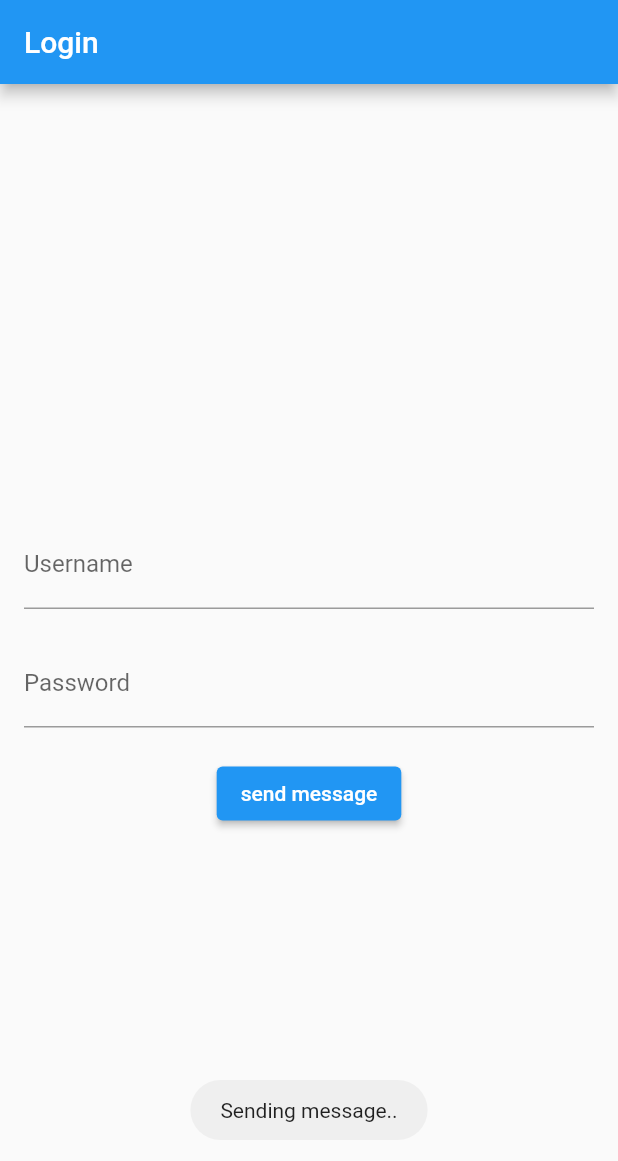
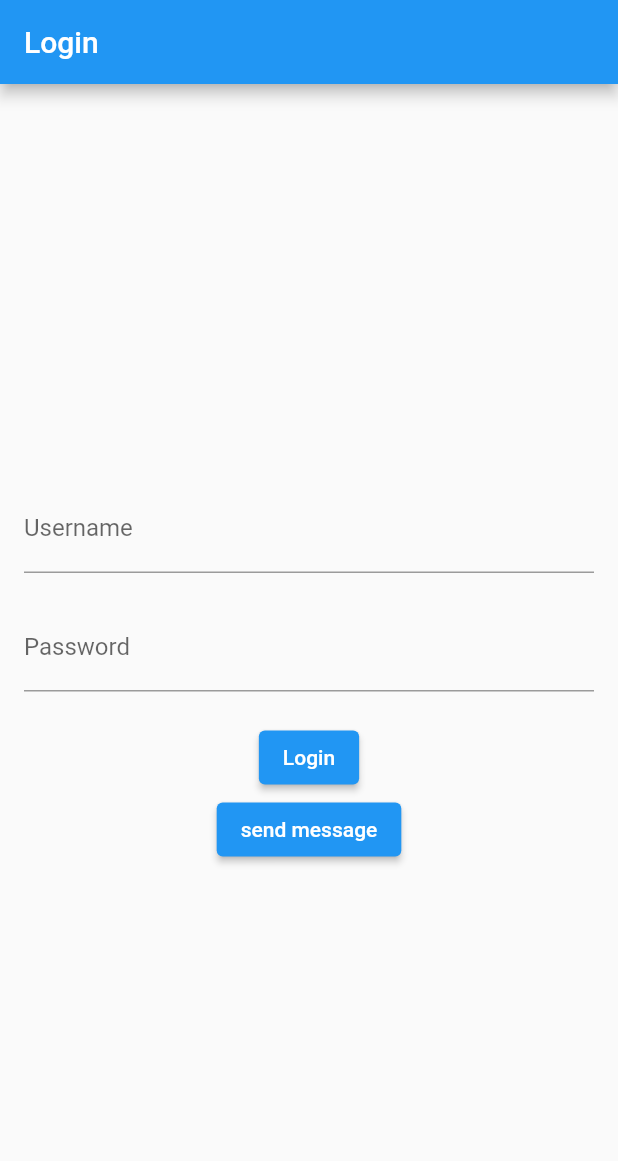
Before and after one commit to Guy-Michael/im_okay_client, a Flutter app: the screen it shows after launch, after a tap on "send message", on a phone screen of 412 x 824 dp. Shown: the top 1161 px of the screen. Run offline on Flutter 3.47's test engine with Material 2 defaults, Android fonts, the phone set to English and light mode, and no system bars; our stand-ins replace fluttertoast; missing offline and left inert: signalr_netcore; accounts and stored records are empty.

Commit message:
abandoned signalR for now

```diff
--- a/lib/main.dart
+++ b/lib/main.dart
@@ -1,37 +1,13 @@
+import 'dart:convert';
+
 import 'package:flutter/material.dart';
 import 'package:signalr_netcore/signalr_client.dart';
 import 'package:fluttertoast/fluttertoast.dart';
 
-const localServerUrl = "http://localhost:5000/report";
-const serverUrl = "http://20.217.28.18:5000/report";
-const bool isProduction = bool.fromEnvironment('dart.vm.product');
-late HubConnection hubConnection;
+import 'Models/user.dart';
 
 void main() async {
   runApp(const MyApp());
-  await initHubConnection();
-}
-
-Future<void> initHubConnection() async {
-  String url = isProduction ? serverUrl : localServerUrl;
-  hubConnection = HubConnectionBuilder().withUrl(url).build();
-  hubConnection.on("ReceiveMessage", onMessageReceived);
-  await hubConnection.start();
-  checkConnectionState();
-}
-
-void onMessageReceived(List<Object?>? list) {
-  String user = list?[0] as String;
-  String message = list?[1] as String;
-  Fluttertoast.showToast(msg: "$user sent $message");
-}
-
-void checkConnectionState() {
-  if (hubConnection.state != HubConnectionState.Connected) {
-    Fluttertoast.showToast(msg: "NOT Connected :(");
-    return;
-  }
-  Fluttertoast.showToast(msg: "Connected!");
 }
 
 class MyApp extends StatelessWidget {
@@ -61,8 +37,10 @@ class LoginPage extends StatelessWidget {
   }
 }
 
-class LoginForm extends StatelessWidget {
-  const LoginForm({super.key});
+class LoginState extends State<LoginForm> {
+  final TextEditingController usernameController = TextEditingController();
+  final TextEditingController passwordController = TextEditingController();
+  final myController = TextEditingController();
 
   @override
   Widget build(BuildContext context) {
@@ -72,14 +50,16 @@ class LoginForm extends StatelessWidget {
         mainAxisAlignment: MainAxisAlignment.center,
         children: <Widget>[
           const SizedBox(height: 20),
-          const TextField(
-            decoration: InputDecoration(
+          TextField(
+            controller: usernameController,
+            decoration: const InputDecoration(
               labelText: 'Username',
             ),
           ),
           const SizedBox(height: 20),
-          const TextField(
-            decoration: InputDecoration(
+          TextField(
+            controller: passwordController,
+            decoration: const InputDecoration(
               labelText: 'Password',
             ),
             obscureText: true,
@@ -87,14 +67,31 @@ class LoginForm extends StatelessWidget {
           const SizedBox(height: 20),
           ElevatedButton(
             onPressed: () async {
-              await hubConnection
-                  .send("SendMessage", args: ["username", "test message"]);
-              Fluttertoast.showToast(msg: "Sending message..");
+              String username = usernameController.text;
+              String password = passwordController.text;
             },
+            child: const Text('Login'),
+          ),
+          ElevatedButton(
+            onPressed: () async {},
             child: const Text('send message'),
           ),
         ],
       ),
     );
   }
+
+  @override
+  void dispose() {
+    usernameController.dispose();
+    passwordController.dispose();
+    super.dispose();
+  }
 }
+
+class LoginForm extends StatefulWidget {
+  const LoginForm({super.key});
+
+  @override
+  State<LoginForm> createState() => LoginState();
+}
--- a/pubspec.yaml
+++ b/pubspec.yaml
@@ -37,6 +37,7 @@ dependencies:
   cupertino_icons: ^1.0.2
   signalr_netcore: ^1.3.6
   fluttertoast: ^8.2.2
+  signalr_flutter: ^0.2.0
 
 dev_dependencies:
   flutter_test:
```
Also changed, not shown: lib/Models/user.dart (added, +33 -0 lines), lib/Models/user_credentials.dart (added, +26 -0 lines), lib/main3.dart (added, +169 -0 lines).
